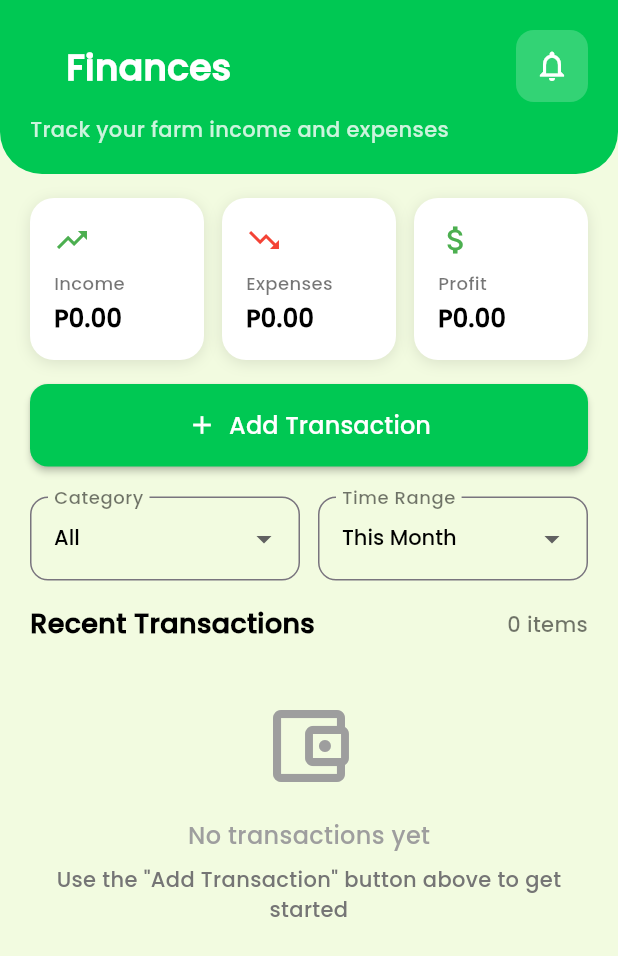
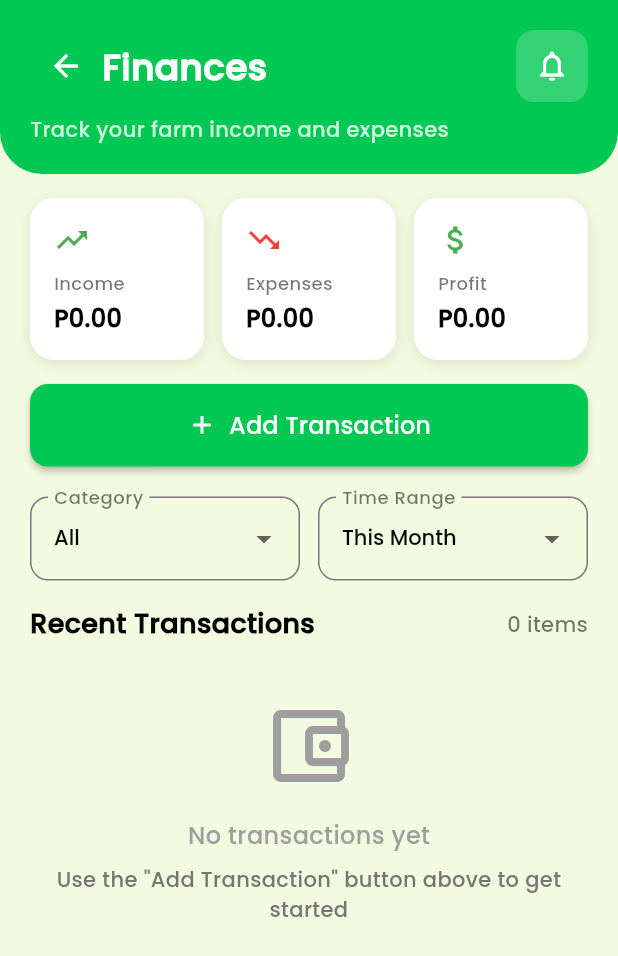
Before and after one commit to ScarletVonRosefall/AgriSynch, a Flutter app: the AgriFinances screen opened by its route, on a phone screen of 412 x 824 dp. Shown: the top 956 px of the screen. Run offline on Flutter 3.47's test engine with Material 3 defaults, Android fonts, the phone set to English and light mode, and no system bars; our stand-ins replace cached_network_image, cloud_firestore, cloud_functions, firebase_auth, firebase_core, firebase_crashlytics and 9 more; accounts and stored records are empty.

Commit message:
Added Back Button To Other Pages

```diff
--- a/AgriSynch/lib/farmer/AgriCustomersPage.dart
+++ b/AgriSynch/lib/farmer/AgriCustomersPage.dart
@@ -299,7 +299,10 @@ class _AgriCustomersPageState extends State<AgriCustomersPage> {
                     Row(
                       mainAxisAlignment: MainAxisAlignment.spaceBetween,
                       children: [
-                        const SizedBox(width: 16),
+                        IconButton(
+                          onPressed: () => Navigator.pop(context),
+                          icon: const Icon(Icons.arrow_back, color: Colors.white),
+                        ),
                         Expanded(
                           child: Column(
                             crossAxisAlignment: CrossAxisAlignment.start,
--- a/AgriSynch/lib/farmer/AgriFinances.dart
+++ b/AgriSynch/lib/farmer/AgriFinances.dart
@@ -538,8 +538,10 @@ class _AgriFinancesState extends State<AgriFinances> {
                 children: [
                   Row(
                     children: [
-                      const SizedBox(width: 16),
-                      const SizedBox(width: 8),
+                      IconButton(
+                        onPressed: () => Navigator.pop(context),
+                        icon: const Icon(Icons.arrow_back, color: Colors.white),
+                      ),
                       const Text(
                         'Finances',
                         style: TextStyle(
--- a/AgriSynch/lib/farmer/AgriSynchCalendarPage.dart
+++ b/AgriSynch/lib/farmer/AgriSynchCalendarPage.dart
@@ -463,7 +463,10 @@ class _CalendarPageState extends State<AgriSynchCalendarPage> with TickerProvide
               children: [
                 Row(
                   children: [
-                    const SizedBox(width: 16),
+                    IconButton(
+                      onPressed: () => Navigator.pop(context),
+                      icon: const Icon(Icons.arrow_back, color: Colors.white),
+                    ),
                     const Expanded(
                       child: Text(
                         'Farm Calendar',
```
